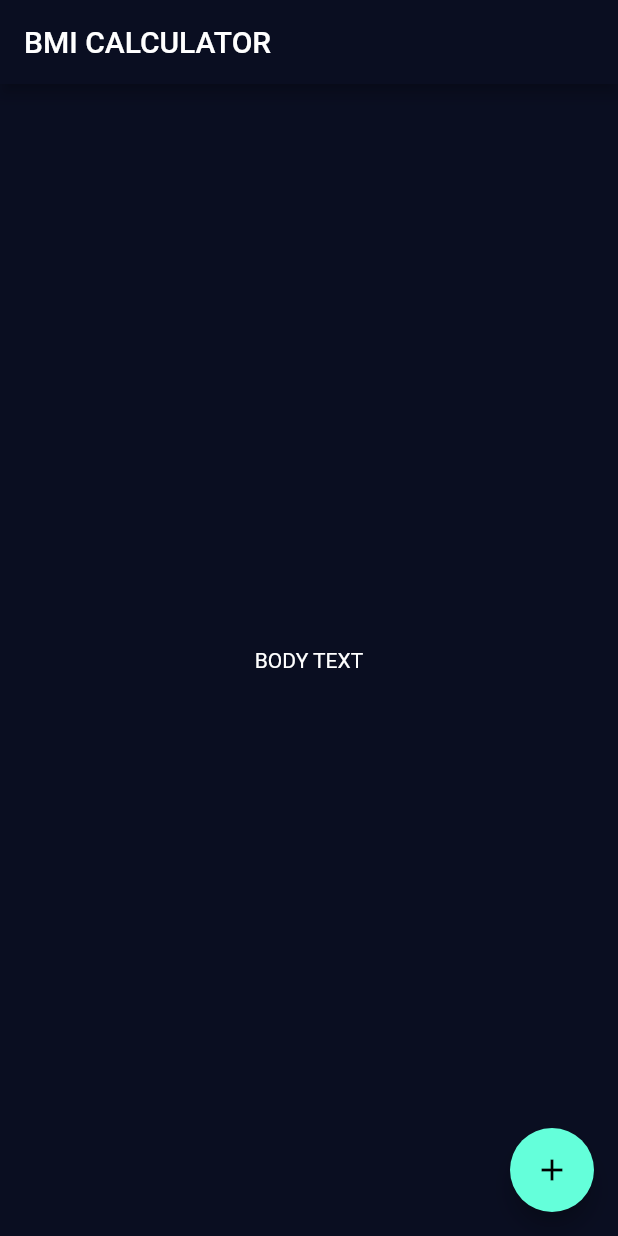
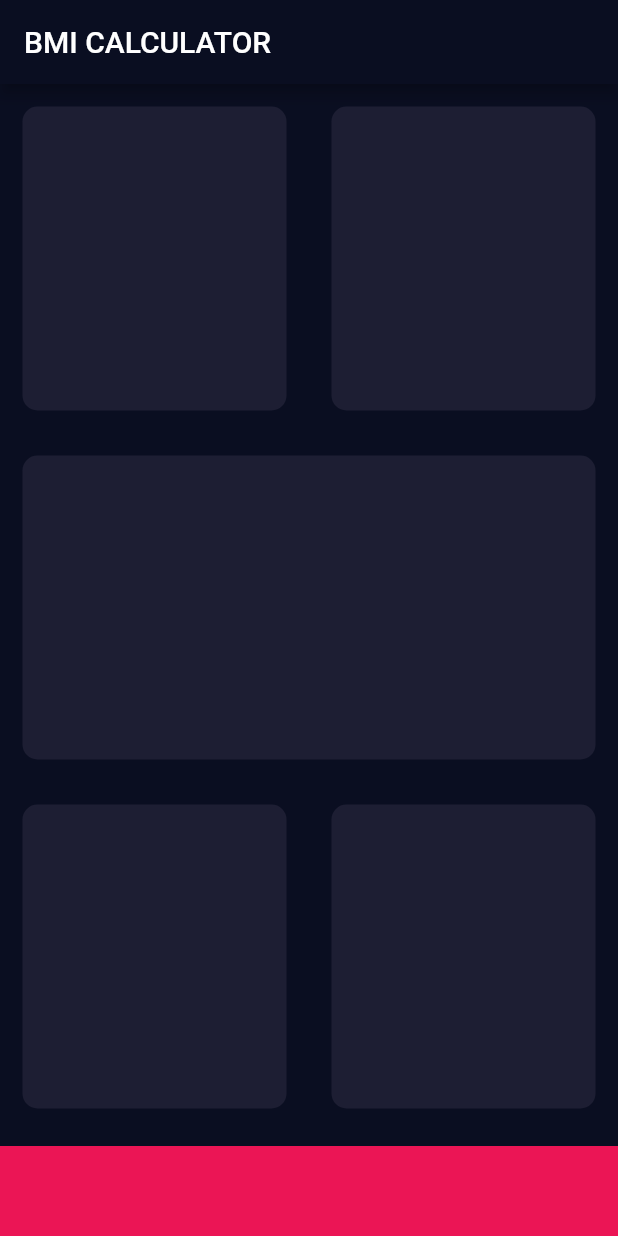
Before and after one commit to kmadhav907/BMI-Calculator, a Flutter app: the screen it shows after launch, on a phone screen of 412 x 824 dp. Run offline on Flutter 3.47's test engine with Material 2 defaults, Android fonts, the phone set to English and light mode, and no system bars.

Commit message:
Containers are added

```diff
--- /dev/null
+++ b/lib/input_page.dart
@@ -0,0 +1,63 @@
+import 'package:bmi_calculator/reused_card.dart';
+import 'package:flutter/material.dart';
+
+const bottomContainerHeight = 60.0;
+const cardColor = 0xFF1D1E33;
+const bottomContainerColor = 0xFFEB1555;
+
+class InputPage extends StatefulWidget {
+  @override
+  _InputPageState createState() => _InputPageState();
+}
+
+class _InputPageState extends State<InputPage> {
+  @override
+  Widget build(BuildContext context) {
+    return Scaffold(
+        appBar: AppBar(
+          title: Text(
+            "BMI CALCULATOR",
+          ),
+        ),
+        body: Column(
+          children: [
+            Expanded(
+                child: Row(
+              children: [
+                Expanded(
+                    child: ReusedContainer(
+                  colour: Color(cardColor),
+                )),
+                Expanded(
+                    child: ReusedContainer(
+                  colour: Color(cardColor),
+                ))
+              ],
+            )),
+            Expanded(
+                child: ReusedContainer(
+              colour: Color(cardColor),
+            )),
+            Expanded(
+                child: Row(
+              children: [
+                Expanded(
+                    child: ReusedContainer(
+                  colour: Color(cardColor),
+                )),
+                Expanded(
+                    child: ReusedContainer(
+                  colour: Color(cardColor),
+                ))
+              ],
+            )),
+            Container(
+              color: Color(bottomContainerColor),
+              margin: EdgeInsets.only(top: 10.0),
+              width: double.infinity,
+              height: bottomContainerHeight,
+            )
+          ],
+        ));
+  }
+}
--- a/lib/main.dart
+++ b/lib/main.dart
@@ -1,3 +1,4 @@
+import 'package:bmi_calculator/input_page.dart';
 import 'package:flutter/material.dart';
 
 void main() => runApp(BMICalculator());
@@ -13,27 +14,3 @@ class BMICalculator extends StatelessWidget {
         home: InputPage());
   }
 }
-
-class InputPage extends StatefulWidget {
-  @override
-  _InputPageState createState() => _InputPageState();
-}
-
-class _InputPageState extends State<InputPage> {
-  @override
-  Widget build(BuildContext context) {
-    return Scaffold(
-      appBar: AppBar(
-        title: Text(
-          "BMI CALCULATOR",
-        ),
-      ),
-      body: Center(
-        child: Text(
-          "BODY TEXT",
-        ),
-      ),
-      floatingActionButton: FloatingActionButton(child: Icon(Icons.add)),
-    );
-  }
-}
--- /dev/null
+++ b/lib/reused_card.dart
@@ -0,0 +1,15 @@
+import 'package:flutter/material.dart';
+
+class ReusedContainer extends StatelessWidget {
+  final Color colour;
+  ReusedContainer({@required this.colour});
+  @override
+  Widget build(BuildContext context) {
+    return Container(
+        margin: EdgeInsets.all(15.0),
+        decoration: BoxDecoration(
+          borderRadius: BorderRadius.circular(10.0),
+          color: colour,
+        ));
+  }
+}
```
